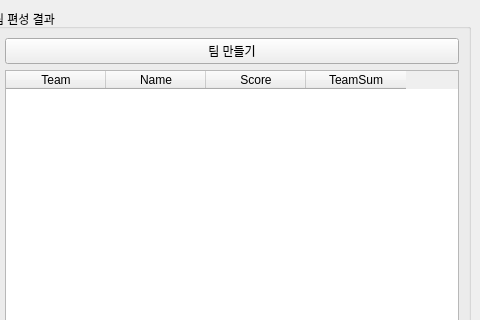
Before: the Qt Designer form MainWindow.ui in ohkyoungtaek0914-debug/Jokgu, drawn with Qt 5; both pictures show x 500 to 980 and y 0 to 320 of the 980 by 640 pixel window.
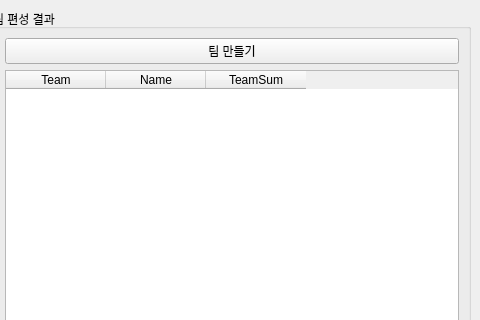
After: the same form once the commit is applied.

Commit message: update : 요약

What changed in the file:
```diff
--- a/MainWindow.ui
+++ b/MainWindow.ui
@@ -75,7 +75,7 @@
           <number>0</number>
          </property>
          <property name="columnCount">
-          <number>4</number>
+          <number>3</number>
          </property>
          <column>
           <property name="text">
@@ -87,11 +87,6 @@
            <string>Name</string>
           </property>
          </column>
-         <column>
-          <property name="text">
-           <string>Score</string>
-          </property>
-         </column>
          <column>
           <property name="text">
            <string>TeamSum</string>
```
The commit also changes 2 other files.
